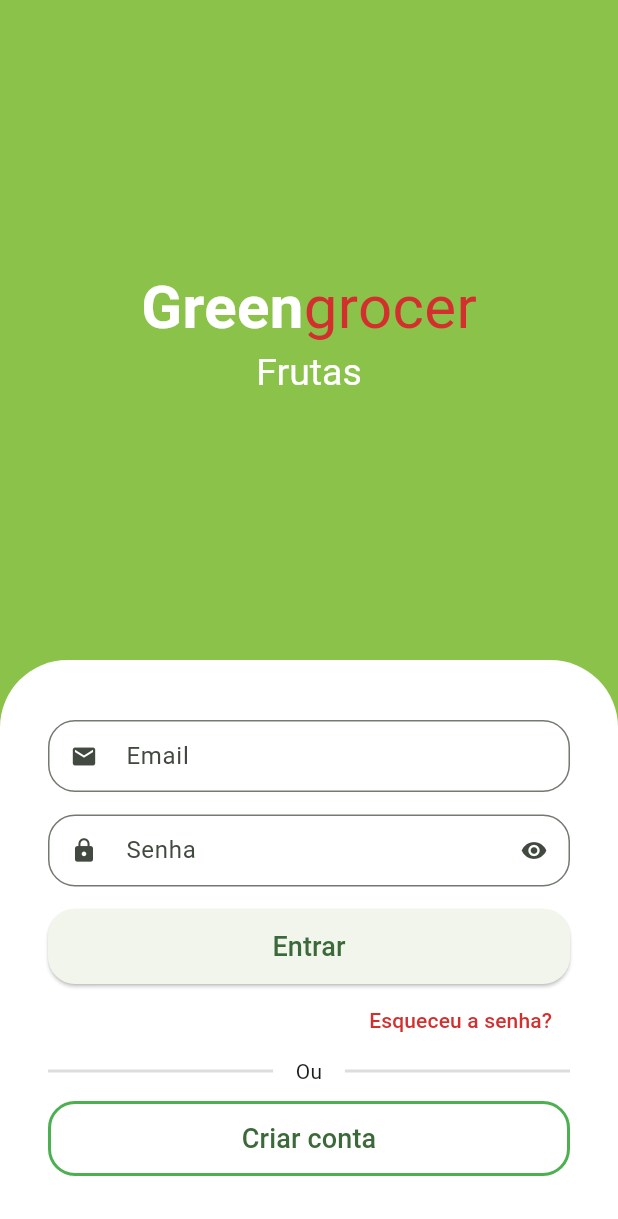
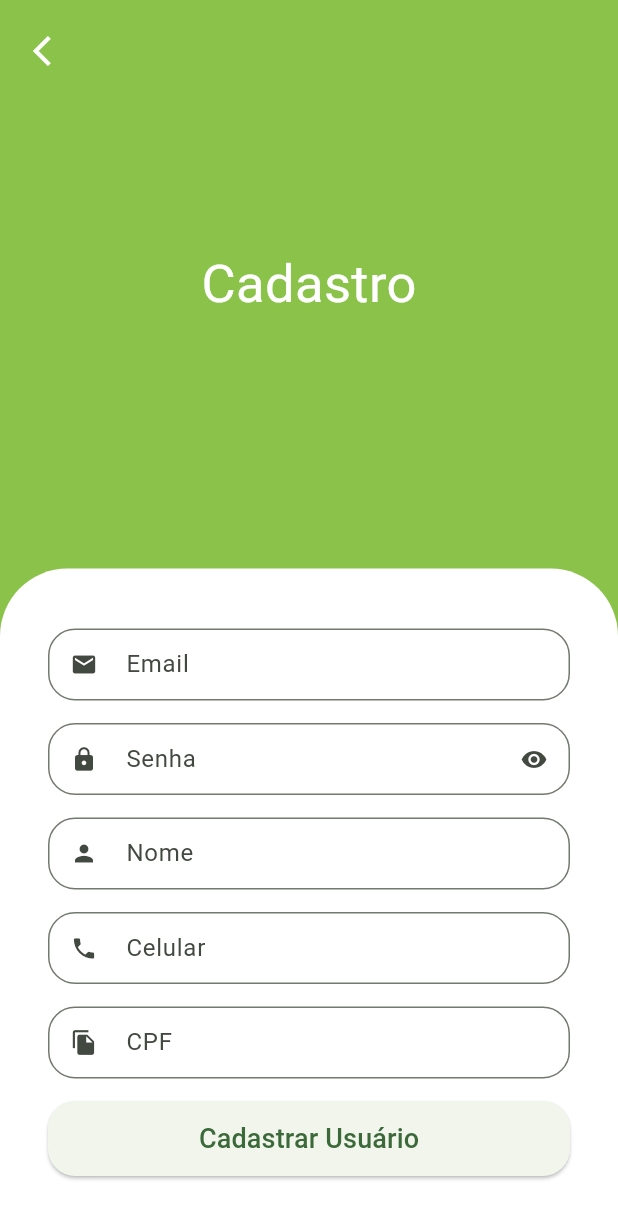
Before and after one commit to juriaCardozo/greengrocer-getx, a Flutter app: the screen it shows after launch, after a tap on "Criar conta", on a phone screen of 412 x 824 dp. Shown: the top 1219 px of the screen. Run offline on Flutter 3.47's test engine with Material 2 defaults, Android fonts, the phone set to English and light mode, and no system bars; drawn by our look-alikes of animated_text_kit; our stand-ins replace mask_text_input_formatter.

Commit message:
SignUp screen completed

```diff
--- a/lib/src/auth/components/custom_text_field.dart
+++ b/lib/src/auth/components/custom_text_field.dart
@@ -1,16 +1,19 @@
 import 'package:flutter/material.dart';
+import 'package:flutter/services.dart';
 
 // ignore: must_be_immutable
 class CustomTextField extends StatefulWidget {
   final IconData icon;
   final String label;
   final bool isSecret;
+  final List<TextInputFormatter>? inputFormatters;
 
   const CustomTextField(
       {super.key,
       required this.icon,
       required this.label,
-      this.isSecret = false});
+      this.isSecret = false,
+      this.inputFormatters});
 
   @override
   State<CustomTextField> createState() => _CustomTextFieldState();
@@ -29,13 +32,15 @@ class _CustomTextFieldState extends State<CustomTextField> {
     return Padding(
       padding: const EdgeInsets.only(bottom: 15),
       child: TextFormField(
+        inputFormatters: widget.inputFormatters,
         obscureText: isObscure,
         decoration: InputDecoration(
           labelText: widget.label,
           prefixIcon: Icon(widget.icon),
           suffixIcon: widget.isSecret
               ? IconButton(
-                  icon: Icon(isObscure ? Icons.visibility : Icons.visibility_off),
+                  icon:
+                      Icon(isObscure ? Icons.visibility : Icons.visibility_off),
                   onPressed: () {
                     setState(() {
                       isObscure = !isObscure;
--- a/lib/src/auth/sign_in_screen.dart
+++ b/lib/src/auth/sign_in_screen.dart
@@ -1,6 +1,7 @@
 import 'package:animated_text_kit/animated_text_kit.dart';
 import 'package:flutter/material.dart';
 import 'package:greengrocer/src/auth/components/custom_text_field.dart';
+import 'package:greengrocer/src/auth/sign_up_screen.dart';
 import 'package:greengrocer/src/config/custom_colors.dart';
 
 class SignInScreen extends StatelessWidget {
@@ -8,7 +9,6 @@ class SignInScreen extends StatelessWidget {
 
   @override
   Widget build(BuildContext context) {
-
     final size = MediaQuery.of(context).size;
 
     return Scaffold(
@@ -24,7 +24,7 @@ class SignInScreen extends StatelessWidget {
                   mainAxisAlignment: MainAxisAlignment.center,
                   children: [
                     // Nome do app
-                     Text.rich(
+                    Text.rich(
                       TextSpan(
                         style: const TextStyle(
                           fontSize: 40,
@@ -155,7 +155,13 @@ class SignInScreen extends StatelessWidget {
                     SizedBox(
                       height: 50,
                       child: OutlinedButton(
-                        onPressed: () {},
+                        onPressed: () {
+                          Navigator.of(context).push(
+                            MaterialPageRoute(builder: (context) {
+                              return SignUpScreen();
+                            }),
+                          );
+                        },
                         style: OutlinedButton.styleFrom(
                           shape: RoundedRectangleBorder(
                             borderRadius: BorderRadius.circular(18),
--- /dev/null
+++ b/lib/src/auth/sign_up_screen.dart
@@ -0,0 +1,135 @@
+import 'package:flutter/material.dart';
+import 'package:greengrocer/src/auth/components/custom_text_field.dart';
+import 'package:greengrocer/src/config/custom_colors.dart';
+import 'package:mask_text_input_formatter/mask_text_input_formatter.dart';
+
+class SignUpScreen extends StatelessWidget {
+  SignUpScreen({super.key});
+
+  final cpfFormatter = MaskTextInputFormatter(
+    mask: '###.###.###-##',
+    filter: {'#': RegExp(r'[0-9]')},
+  );
+
+  final phoneFormatter = MaskTextInputFormatter(
+    mask: '(##) #####-####',
+    filter: {'#': RegExp(r'[0-9]')},
+  );
+
+  @override
+  Widget build(BuildContext context) {
+    final size = MediaQuery.of(context).size;
+
+    return Scaffold(
+      backgroundColor: CustomColors.customSwatchColor,
+      body: SingleChildScrollView(
+        child: SizedBox(
+          height: size.height,
+          width: size.width,
+          child: Stack(
+            children: [
+              Column(
+                children: [
+                  //Titulo
+                  const Expanded(
+                    child: Center(
+                      child: Text(
+                        'Cadastro',
+                        style: TextStyle(
+                          color: Colors.white,
+                          fontSize: 35,
+                        ),
+                      ),
+                    ),
+                  ),
+                  // Formulário
+                  Container(
+                    padding: const EdgeInsets.symmetric(
+                      horizontal: 32,
+                      vertical: 40,
+                    ),
+                    decoration: const BoxDecoration(
+                      color: Colors.white,
+                      borderRadius: BorderRadius.vertical(
+                        top: Radius.circular(45),
+                      ),
+                    ),
+                    child: Column(
+                      crossAxisAlignment: CrossAxisAlignment.stretch,
+                      children: [
+                        // Input Email
+                        const CustomTextField(
+                          icon: Icons.email,
+                          label: 'Email',
+                        ),
+                        // Input Senha
+                        const CustomTextField(
+                          icon: Icons.lock,
+                          label: 'Senha',
+                          isSecret: true,
+                        ),
+                        // Input Nome
+                        const CustomTextField(
+                          icon: Icons.person,
+                          label: 'Nome',
+                        ),
+                        // Input Celular
+                        CustomTextField(
+                          inputFormatters: [phoneFormatter],
+                          icon: Icons.phone,
+                          label: 'Celular',
+                        ),
+                        // Input CPF
+                        CustomTextField(
+                          inputFormatters: [cpfFormatter],
+                          icon: Icons.file_copy,
+                          label: 'CPF',
+                        ),
+                        // Botão Cadastrar
+                        SizedBox(
+                          height: 50,
+                          child: ElevatedButton(
+                            style: ElevatedButton.styleFrom(
+                              shape: RoundedRectangleBorder(
+                                borderRadius: BorderRadius.circular(18),
+                              ),
+                            ),
+                            onPressed: () {},
+                            child: const Text(
+                              'Cadastrar Usuário',
+                              style: TextStyle(
+                                fontSize: 18,
+                              ),
+                            ),
+                          ),
+                        ),
+                      ],
+                    ),
+                  )
+                ],
+              ),
+              // Botão de Voltar
+              Positioned(
+                left: 10,
+                top: 10,
+                child: SafeArea(
+                  child: Container(
+                    child: IconButton(
+                      onPressed: () {
+                        Navigator.of(context).pop();
+                      },
+                      icon: Icon(
+                        Icons.arrow_back_ios,
+                        color: Colors.white,
+                      ),
+                    ),
+                  ),
+                ),
+              ),
+            ],
+          ),
+        ),
+      ),
+    );
+  }
+}
--- a/pubspec.yaml
+++ b/pubspec.yaml
@@ -36,6 +36,7 @@ dependencies:
   # Use with the CupertinoIcons class for iOS style icons.
   cupertino_icons: ^1.0.2
   animated_text_kit: ^4.2.2
+  mask_text_input_formatter: ^2.5.0
 
 dev_dependencies:
   flutter_test:
```
Also changed, not shown: pubspec.lock.
